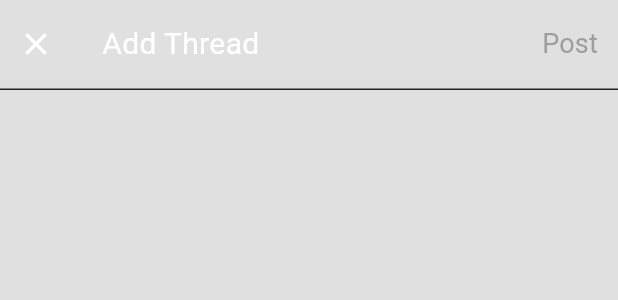
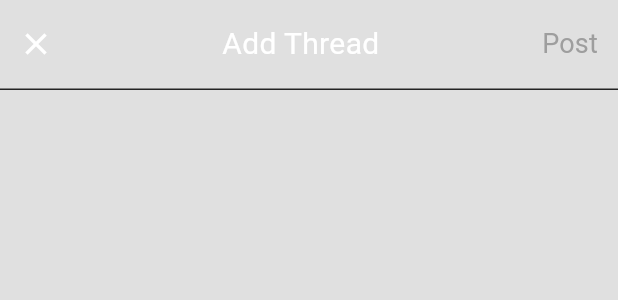
Before and after one commit to theeeep/thread_clone, a Flutter app: the AddThreadAppbar widget shown alone on an empty page, opened directly, on a phone screen of 412 x 824 dp. Shown: the top 300 px of the screen. Run offline on Flutter 3.47's test engine with Material 3 defaults, Android fonts, the light colour scheme and no system bars; our stand-ins replace flutter_dotenv, flutter_image_compress, form_validator, get, get_storage, image_picker and 2 more; accounts and stored records are empty; network calls fail.

Commit message:
chore: Update UI components in home and notification pages

```diff
--- a/lib/features/home/page/home_page.dart
+++ b/lib/features/home/page/home_page.dart
@@ -1,5 +1,6 @@
 import 'package:flutter/material.dart';
 import 'package:get/get.dart';
+import 'package:thread_clone/core/themes/app_pallate.dart';
 import 'package:thread_clone/features/home/controller/home_controller.dart';
 import 'package:thread_clone/features/home/widgets/loading_widget.dart';
 import 'package:thread_clone/features/home/widgets/post_card.dart';
@@ -15,6 +16,7 @@ class HomePage extends StatelessWidget {
       body: Padding(
         padding: const EdgeInsets.all(10.0),
         child: RefreshIndicator(
+          color: AppPallete.gradient2,
           onRefresh: () => homeController.fetchThreads(),
           child: CustomScrollView(
             slivers: [
--- a/lib/features/notification/page/notification_page.dart
+++ b/lib/features/notification/page/notification_page.dart
@@ -64,6 +64,7 @@ class _NotificationPageState extends State<NotificationPage> {
                                 .notificationList[index].createdAt!),
                             style: const TextStyle(
                               fontWeight: FontWeight.w600,
+                              fontSize: 12,
                               letterSpacing: 1.5,
                               color: AppPallete.gradient3,
                             ),
--- a/lib/features/threads/widgets/add_thread_appbar.dart
+++ b/lib/features/threads/widgets/add_thread_appbar.dart
@@ -31,7 +31,7 @@ class AddThreadAppbar extends StatelessWidget {
                 },
                 icon: const Icon(Icons.close),
               ),
-              const SizedBox(width: 20),
+              const SizedBox(width: 100),
               const Text(
                 "Add Thread",
                 style: TextStyle(fontSize: 20),
```
